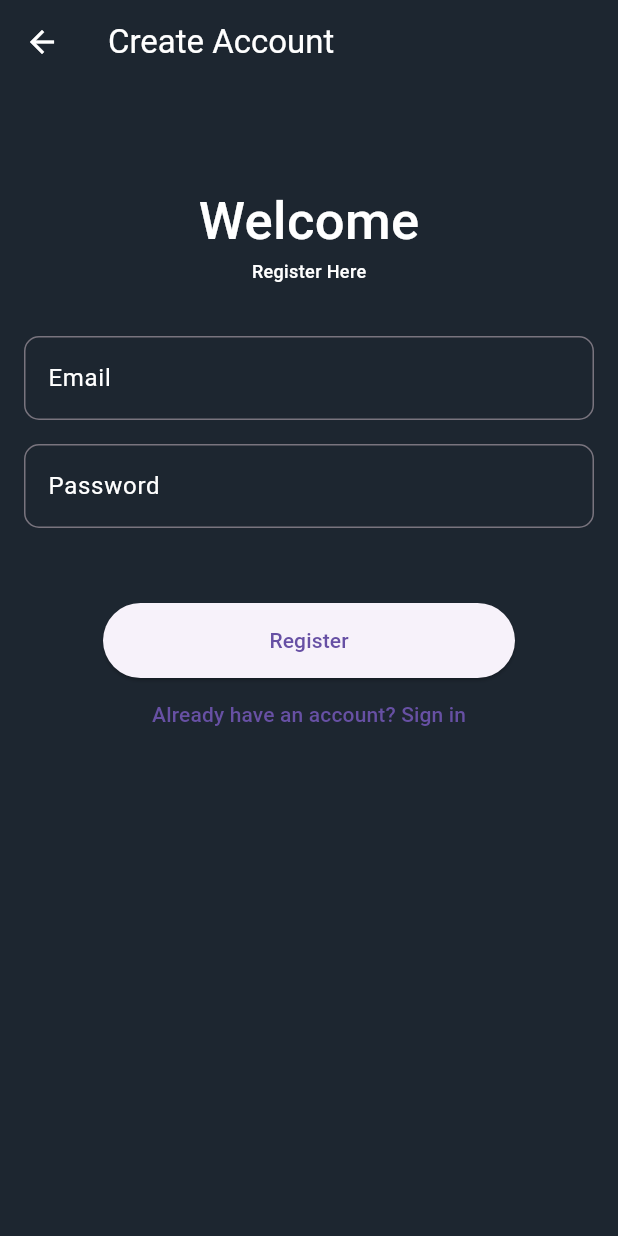
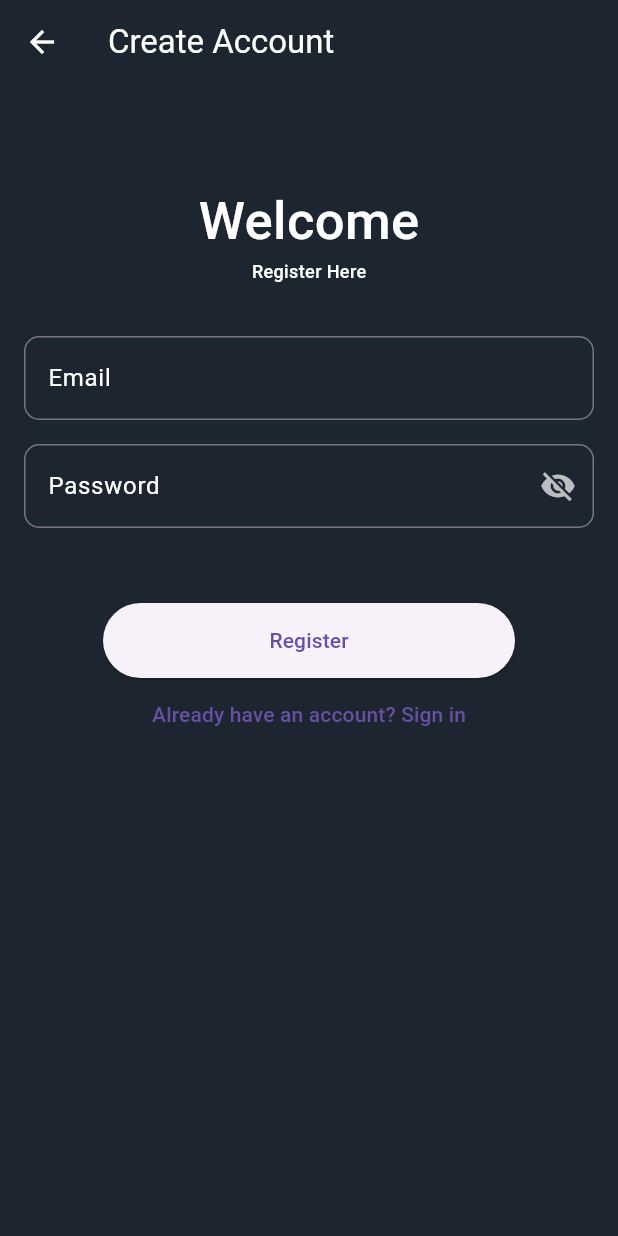
Before and after one commit to Marwannnnnntarek/todoapp, a Flutter app: the screen it shows after launch, after a tap on "Sign In", after a tap on "Don't have an account? Sign up", on a phone screen of 412 x 824 dp. Run offline on Flutter 3.47's test engine with Material 3 defaults, Android fonts, the phone set to English and light mode, and no system bars; our stand-ins replace cloud_firestore, firebase_auth, firebase_core, flutter_slidable, go_router; accounts and stored records are empty.

Commit message:
add show and hide pass, add confirmation dialog for sign out, refact teh code.

```diff
--- a/lib/features/auth/views/signin_view.dart
+++ b/lib/features/auth/views/signin_view.dart
@@ -3,6 +3,11 @@ import 'package:flutter/material.dart';
 import 'package:go_router/go_router.dart';
 import 'package:todoapp/core/helpers/app_routes.dart';
 import 'package:todoapp/features/auth/services/auth_service.dart';
+import 'package:todoapp/features/auth/views/widgets/email_field.dart';
+import 'package:todoapp/features/auth/views/widgets/password_field.dart';
+import 'package:todoapp/features/auth/views/widgets/register_and_signin_button.dart';
+import 'package:todoapp/features/auth/views/widgets/header.dart';
+import 'package:todoapp/features/auth/views/widgets/signup_prompt.dart';
 
 class SigninView extends StatefulWidget {
   const SigninView({super.key});
@@ -64,71 +69,26 @@ class _SigninViewState extends State<SigninView> {
           child: Column(
             children: [
               const SizedBox(height: 50),
-              const Text(
-                'Welcome Back',
-                style: TextStyle(
-                  color: Colors.white,
-                  fontSize: 35,
-                  fontWeight: FontWeight.w500,
-                ),
-              ),
-              const Text(
-                'Sign in to continue',
-                style: TextStyle(
-                  color: Colors.white,
-                  fontSize: 12,
-                  fontWeight: FontWeight.w500,
-                ),
+              const Header(
+                title: 'Welcome Back',
+                subTitle: 'Sign in to continue',
               ),
               const SizedBox(height: 35),
-              TextFormField(
+              EmailField(
                 controller: emailController,
-                style: const TextStyle(color: Colors.white),
                 validator: _validateEmail,
-                keyboardType: TextInputType.emailAddress,
-                decoration: InputDecoration(
-                  labelText: 'Email',
-                  labelStyle: const TextStyle(color: Colors.white),
-                  focusedBorder: OutlineInputBorder(
-                    borderRadius: BorderRadius.circular(10),
-                    borderSide: const BorderSide(color: Colors.white),
-                  ),
-                  border: OutlineInputBorder(
-                    borderRadius: BorderRadius.circular(10),
-                  ),
-                ),
               ),
               const SizedBox(height: 16),
-              TextFormField(
+              PasswordField(
                 controller: passwordController,
-                obscureText: true,
-                style: const TextStyle(color: Colors.white),
                 validator: _validatePassword,
-                decoration: InputDecoration(
-                  labelText: 'Password',
-                  labelStyle: const TextStyle(color: Colors.white),
-                  focusedBorder: OutlineInputBorder(
-                    borderRadius: BorderRadius.circular(10),
-                    borderSide: const BorderSide(color: Colors.white),
-                  ),
-                  border: OutlineInputBorder(
-                    borderRadius: BorderRadius.circular(10),
-                  ),
-                ),
               ),
               const SizedBox(height: 50),
-              SizedBox(
-                height: 50,
-                width: MediaQuery.of(context).size.width / 1.5,
-                child: ElevatedButton(
-                  onPressed: _handleSignIn,
-                  child: const Text('Sign In'),
-                ),
+              RegisterAndSigninButton(
+                onPressed: _handleSignIn,
+                buttonText: 'Sign In',
               ),
-              TextButton(
-                onPressed: () => context.push(AppRoutes.signup),
-                child: const Text("Don't have an account? Sign up"),
-              ),
+              SignUpPrompt(),
             ],
           ),
         ),
--- a/lib/features/auth/views/signup_view.dart
+++ b/lib/features/auth/views/signup_view.dart
@@ -3,6 +3,11 @@ import 'package:flutter/material.dart';
 import 'package:go_router/go_router.dart';
 import 'package:todoapp/core/helpers/app_routes.dart';
 import 'package:todoapp/features/auth/services/auth_service.dart';
+import 'package:todoapp/features/auth/views/widgets/email_field.dart';
+import 'package:todoapp/features/auth/views/widgets/password_field.dart';
+import 'package:todoapp/features/auth/views/widgets/register_and_signin_button.dart';
+import 'package:todoapp/features/auth/views/widgets/signin_prompt.dart';
+import 'package:todoapp/features/auth/views/widgets/header.dart';
 
 class SignupView extends StatefulWidget {
   const SignupView({super.key});
@@ -62,71 +67,23 @@ class _SignupViewState extends State<SignupView> {
           child: Column(
             children: [
               const SizedBox(height: 50),
-              const Text(
-                'Welcome',
-                style: TextStyle(
-                  color: Colors.white,
-                  fontSize: 35,
-                  fontWeight: FontWeight.w500,
-                ),
-              ),
-              const Text(
-                'Register Here',
-                style: TextStyle(
-                  color: Colors.white,
-                  fontSize: 12,
-                  fontWeight: FontWeight.w500,
-                ),
-              ),
+              const Header(title: 'Welcome', subTitle: 'Register Here'),
               const SizedBox(height: 35),
-              TextFormField(
+              EmailField(
                 controller: emailController,
-                style: const TextStyle(color: Colors.white),
                 validator: _validateEmail,
-                keyboardType: TextInputType.emailAddress,
-                decoration: InputDecoration(
-                  labelText: 'Email',
-                  labelStyle: const TextStyle(color: Colors.white),
-                  focusedBorder: OutlineInputBorder(
-                    borderRadius: BorderRadius.circular(10),
-                    borderSide: const BorderSide(color: Colors.white),
-                  ),
-                  border: OutlineInputBorder(
-                    borderRadius: BorderRadius.circular(10),
-                  ),
-                ),
               ),
               const SizedBox(height: 16),
-              TextFormField(
+              PasswordField(
                 controller: passwordController,
-                style: const TextStyle(color: Colors.white),
-                obscureText: true,
                 validator: _validatePassword,
-                decoration: InputDecoration(
-                  labelText: 'Password',
-                  labelStyle: const TextStyle(color: Colors.white),
-                  focusedBorder: OutlineInputBorder(
-                    borderRadius: BorderRadius.circular(10),
-                    borderSide: const BorderSide(color: Colors.white),
-                  ),
-                  border: OutlineInputBorder(
-                    borderRadius: BorderRadius.circular(10),
-                  ),
-                ),
               ),
               const SizedBox(height: 50),
-              SizedBox(
-                height: 50,
-                width: MediaQuery.of(context).size.width / 1.5,
-                child: ElevatedButton(
-                  onPressed: _handleSignUp,
-                  child: const Text('Register'),
-                ),
+              RegisterAndSigninButton(
+                onPressed: _handleSignUp,
+                buttonText: 'Register',
               ),
-              TextButton(
-                onPressed: () => context.push(AppRoutes.signin),
-                child: const Text('Already have an account? Sign in'),
-              ),
+              const SignInPrompt(),
             ],
           ),
         ),
--- /dev/null
+++ b/lib/features/auth/views/widgets/email_field.dart
@@ -0,0 +1,27 @@
+import 'package:flutter/material.dart';
+
+class EmailField extends StatelessWidget {
+  final TextEditingController controller;
+  final String? Function(String?) validator;
+
+  const EmailField({required this.controller, required this.validator});
+
+  @override
+  Widget build(BuildContext context) {
+    return TextFormField(
+      controller: controller,
+      style: const TextStyle(color: Colors.white),
+      validator: validator,
+      keyboardType: TextInputType.emailAddress,
+      decoration: InputDecoration(
+        labelText: 'Email',
+        labelStyle: const TextStyle(color: Colors.white),
+        focusedBorder: OutlineInputBorder(
+          borderRadius: BorderRadius.circular(10),
+          borderSide: const BorderSide(color: Colors.white),
+        ),
+        border: OutlineInputBorder(borderRadius: BorderRadius.circular(10)),
+      ),
+    );
+  }
+}
--- /dev/null
+++ b/lib/features/auth/views/widgets/header.dart
@@ -0,0 +1,30 @@
+import 'package:flutter/material.dart';
+
+class Header extends StatelessWidget {
+  final String title, subTitle;
+  const Header({required this.title, required this.subTitle});
+
+  @override
+  Widget build(BuildContext context) {
+    return Column(
+      children: [
+        Text(
+          title,
+          style: TextStyle(
+            color: Colors.white,
+            fontSize: 35,
+            fontWeight: FontWeight.w500,
+          ),
+        ),
+        Text(
+          subTitle,
+          style: TextStyle(
+            color: Colors.white,
+            fontSize: 12,
+            fontWeight: FontWeight.w500,
+          ),
+        ),
+      ],
+    );
+  }
+}
--- /dev/null
+++ b/lib/features/auth/views/widgets/password_field.dart
@@ -0,0 +1,47 @@
+import 'package:flutter/material.dart';
+
+class PasswordField extends StatefulWidget {
+  final TextEditingController controller;
+  final String? Function(String?) validator;
+
+  const PasswordField({required this.controller, required this.validator});
+
+  @override
+  State<PasswordField> createState() => PasswordFieldState();
+}
+
+class PasswordFieldState extends State<PasswordField> {
+  bool obscurePassword = true;
+
+  void _togglePasswordVisibility() {
+    setState(() {
+      obscurePassword = !obscurePassword;
+    });
+  }
+
+  @override
+  Widget build(BuildContext context) {
+    return TextFormField(
+      controller: widget.controller,
+      obscureText: obscurePassword,
+      style: const TextStyle(color: Colors.white),
+      validator: widget.validator,
+      decoration: InputDecoration(
+        labelText: 'Password',
+        labelStyle: const TextStyle(color: Colors.white),
+        focusedBorder: OutlineInputBorder(
+          borderRadius: BorderRadius.circular(10),
+          borderSide: const BorderSide(color: Colors.white),
+        ),
+        border: OutlineInputBorder(borderRadius: BorderRadius.circular(10)),
+        suffixIcon: IconButton(
+          icon: Icon(
+            obscurePassword ? Icons.visibility_off : Icons.visibility,
+            color: Colors.white70,
+          ),
+          onPressed: _togglePasswordVisibility,
+        ),
+      ),
+    );
+  }
+}
--- /dev/null
+++ b/lib/features/auth/views/widgets/register_and_signin_button.dart
@@ -0,0 +1,21 @@
+import 'package:flutter/material.dart';
+import 'package:flutter/widgets.dart';
+
+class RegisterAndSigninButton extends StatelessWidget {
+  final VoidCallback onPressed;
+  final String buttonText;
+
+  const RegisterAndSigninButton({
+    required this.onPressed,
+    required this.buttonText,
+  });
+
+  @override
+  Widget build(BuildContext context) {
+    return SizedBox(
+      height: 50,
+      width: MediaQuery.of(context).size.width / 1.5,
+      child: ElevatedButton(onPressed: onPressed, child: Text(buttonText)),
+    );
+  }
+}
--- /dev/null
+++ b/lib/features/auth/views/widgets/signin_prompt.dart
@@ -0,0 +1,16 @@
+import 'package:flutter/material.dart';
+import 'package:flutter/widgets.dart';
+import 'package:go_router/go_router.dart';
+import 'package:todoapp/core/helpers/app_routes.dart';
+
+class SignInPrompt extends StatelessWidget {
+  const SignInPrompt();
+
+  @override
+  Widget build(BuildContext context) {
+    return TextButton(
+      onPressed: () => context.push(AppRoutes.signin),
+      child: Text('Already have an account? Sign in'),
+    );
+  }
+}
--- /dev/null
+++ b/lib/features/auth/views/widgets/signup_prompt.dart
@@ -0,0 +1,15 @@
+import 'package:flutter/material.dart';
+import 'package:go_router/go_router.dart';
+import 'package:todoapp/core/helpers/app_routes.dart';
+
+class SignUpPrompt extends StatelessWidget {
+  const SignUpPrompt();
+
+  @override
+  Widget build(BuildContext context) {
+    return TextButton(
+      onPressed: () => context.push(AppRoutes.signup),
+      child: const Text("Don't have an account? Sign up"),
+    );
+  }
+}
--- a/lib/features/home/views/widgets/tab_button.dart
+++ b/lib/features/home/views/widgets/tab_button.dart
@@ -1,5 +1,4 @@
 import 'package:flutter/material.dart';
-import 'package:flutter/widgets.dart';
 
 class TabButton extends StatelessWidget {
   final String label;
```
Also changed, not shown: lib/features/home/views/home_view.dart (+16 -38 lines), lib/features/home/views/widgets/signout_button.dart (added, +42 -0 lines), lib/features/home/views/widgets/tab_switcher.dart (added, +29 -0 lines), lib/features/home/views/widgets/task_tabs_view.dart (added, +22 -0 lines).
